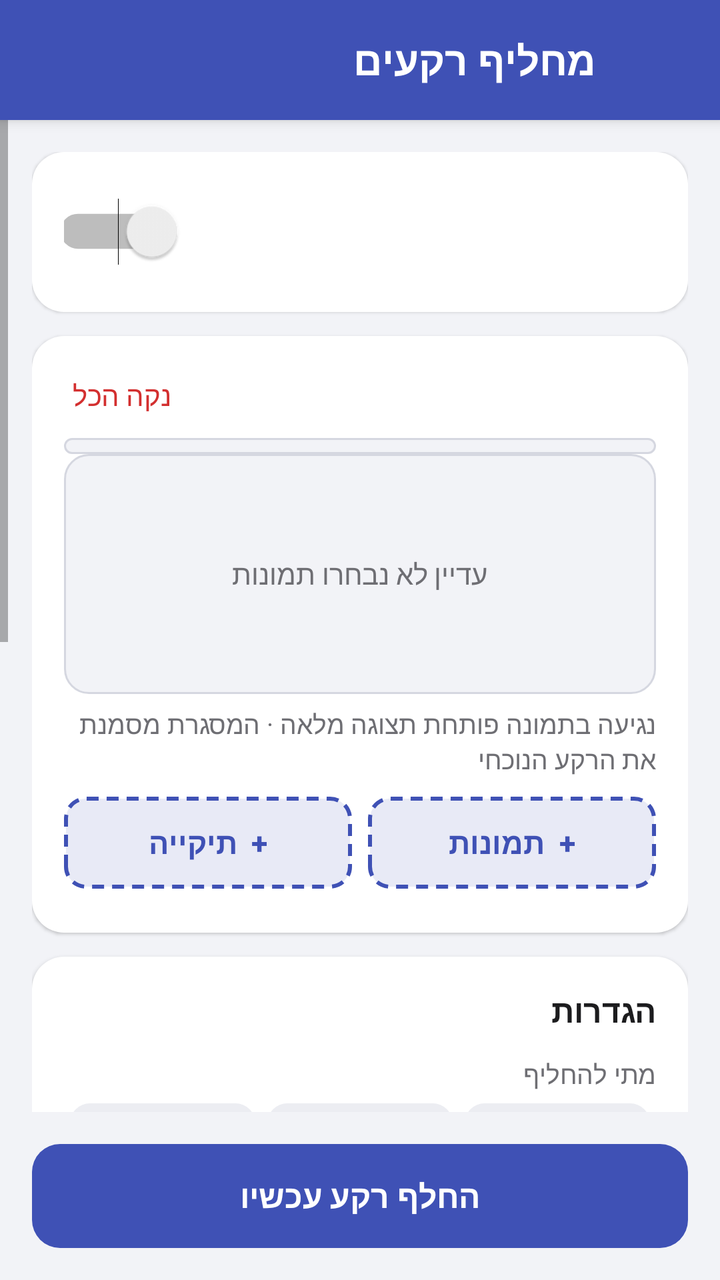
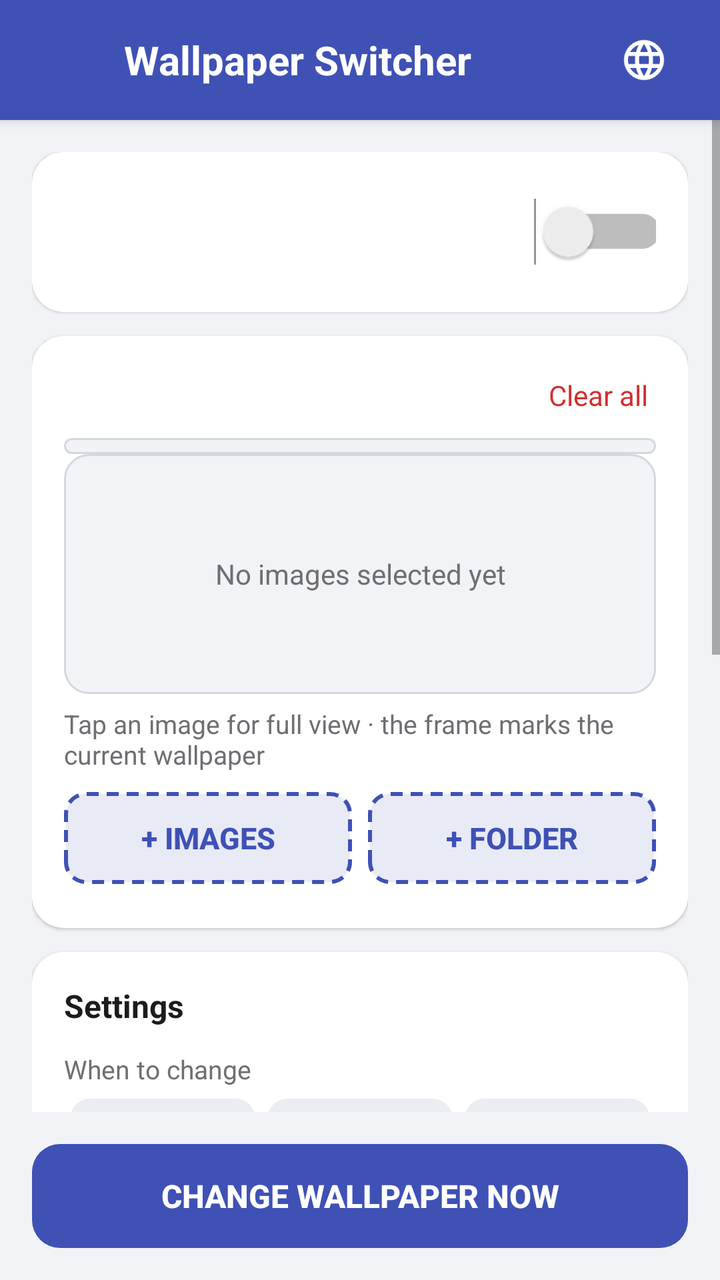

The first picture is an Android layout as it rendered before a commit; the second is the same layout after the commit. The layout source and the unified diff follow.
<!-- AndroidManifest.xml: application theme AppTheme -->
<!-- res/layout/activity_main.xml -->
<?xml version="1.0" encoding="utf-8"?>
<LinearLayout xmlns:android="http://schemas.android.com/apk/res/android"
    android:id="@+id/root"
    android:layout_width="match_parent"
    android:layout_height="match_parent"
    android:layoutDirection="rtl"
    android:orientation="vertical">

    
    <LinearLayout
        android:id="@+id/header"
        android:layout_width="match_parent"
        android:layout_height="60dp"
        android:background="@color/primary"
        android:elevation="4dp"
        android:gravity="center_vertical"
        android:orientation="horizontal"
        android:paddingStart="16dp"
        android:paddingEnd="16dp">

        <ImageView
            android:layout_width="34dp"
            android:layout_height="34dp"
            android:src="@mipmap/ic_launcher" />

        <TextView
            android:layout_width="0dp"
            android:layout_height="wrap_content"
            android:layout_marginStart="12dp"
            android:layout_weight="1"
            android:text="@string/app_name"
            android:textColor="#FFFFFF"
            android:textSize="20sp"
            android:textStyle="bold" />

        <TextView
            android:id="@+id/versionText"
            android:layout_width="wrap_content"
            android:layout_height="wrap_content"
            android:textColor="#CCFFFFFF"
            android:textSize="12sp" />
    </LinearLayout>

    <ScrollView
        android:layout_width="match_parent"
        android:layout_height="0dp"
        android:layout_weight="1">

        <LinearLayout
            android:layout_width="match_parent"
            android:layout_height="wrap_content"
            android:animateLayoutChanges="true"
            android:orientation="vertical"
            android:padding="16dp">

            
            <LinearLayout
                android:id="@+id/batteryCard"
                android:layout_width="match_parent"
                android:layout_height="wrap_content"
                android:layout_marginBottom="12dp"
                android:background="@drawable/warn_bg"
                android:orientation="vertical"
                android:padding="14dp"
                android:visibility="gone">

                <TextView
                    android:layout_width="match_parent"
                    android:layout_height="wrap_content"
                    android:drawableStart="@drawable/ic_warning"
                    android:drawablePadding="8dp"
                    android:gravity="center_vertical"
                    android:text="המערכת עלולה לעצור את האפליקציה"
                    android:textColor="#8A4B00"
                    android:textSize="15sp"
                    android:textStyle="bold" />

                <TextView
                    android:layout_width="match_parent"
                    android:layout_height="wrap_content"
                    android:layout_marginTop="4dp"
                    android:text="חיסכון בסוללה פעיל לאפליקציה, ולכן הרקע עלול להפסיק להתחלף אחרי זמן מה."
                    android:textColor="#8A4B00"
                    android:textSize="13sp" />

                <Button
                    android:id="@+id/batteryFix"
                    android:layout_width="wrap_content"
                    android:layout_height="40dp"
                    android:layout_marginTop="8dp"
                    android:background="@drawable/btn_primary"
                    android:paddingStart="20dp"
                    android:paddingEnd="20dp"
                    android:stateListAnimator="@null"
                    android:text="אשר ללא הגבלה"
                    android:textColor="#FFFFFF"
                    android:textSize="14sp" />
            </LinearLayout>

            
            <LinearLayout
                style="@style/Card"
                android:gravity="center_vertical"
                android:orientation="horizontal">

                <ImageView
                    android:id="@+id/statusIcon"
                    android:layout_width="48dp"
                    android:layout_height="48dp"
                    android:layout_marginEnd="14dp"
                    android:padding="12dp" />

                <LinearLayout
                    android:layout_width="0dp"
                    android:layout_height="wrap_content"
                    android:layout_weight="1"
                    android:orientation="vertical">

                    <TextView
                        android:id="@+id/statusTitle"
                        android:layout_width="match_parent"
                        android:layout_height="wrap_content"
                        android:textSize="20sp"
                        android:textStyle="bold" />

                    <TextView
                        android:id="@+id/statusSub"
                        android:layout_width="match_parent"
                        android:layout_height="wrap_content"
                        android:layout_marginTop="2dp"
                        android:textColor="@color/text_secondary"
                        android:textSize="13sp" />
                </LinearLayout>

                <Switch
                    android:id="@+id/enabledSwitch"
                    android:layout_width="wrap_content"
                    android:layout_height="wrap_content"
                    android:scaleX="1.25"
                    android:scaleY="1.25" />
            </LinearLayout>

            
            <LinearLayout
                android:id="@+id/startCard"
                style="@style/Card"
                android:visibility="gone">

                <TextView
                    android:layout_width="match_parent"
                    android:layout_height="wrap_content"
                    android:text="איך מתחילים"
                    android:textColor="@color/text"
                    android:textSize="16sp"
                    android:textStyle="bold" />
                <LinearLayout
                    android:layout_width="match_parent"
                    android:layout_height="wrap_content"
                    android:layout_marginTop="10dp"
                    android:gravity="center_vertical"
                    android:orientation="horizontal">
                    <TextView
                        android:layout_width="26dp"
                        android:layout_height="26dp"
                        android:background="@drawable/step_bg"
                        android:gravity="center"
                        android:text="1"
                        android:textColor="#FFFFFF"
                        android:textSize="13sp"
                        android:textStyle="bold" />
                    <TextView
                        android:layout_width="0dp"
                        android:layout_height="wrap_content"
                        android:layout_marginStart="12dp"
                        android:layout_weight="1"
                        android:text="הוסף תמונות או תיקייה שלמה מהגלריה"
                        android:textColor="@color/text"
                        android:textSize="14sp" />
                </LinearLayout>
                <LinearLayout
                    android:layout_width="match_parent"
                    android:layout_height="wrap_content"
                    android:layout_marginTop="10dp"
                    android:gravity="center_vertical"
                    android:orientation="horizontal">
                    <TextView
                        android:layout_width="26dp"
                        android:layout_height="26dp"
                        android:background="@drawable/step_bg"
                        android:gravity="center"
                        android:text="2"
                        android:textColor="#FFFFFF"
                        android:textSize="13sp"
                        android:textStyle="bold" />
                    <TextView
                        android:layout_width="0dp"
                        android:layout_height="wrap_content"
                        android:layout_marginStart="12dp"
                        android:layout_weight="1"
                        android:text="בחר מתי ואיפה להחליף, ואפקט אם רוצים – ולחץ &quot;החל&quot;"
                        android:textColor="@color/text"
                        android:textSize="14sp" />
                </LinearLayout>
                <LinearLayout
                    android:layout_width="match_parent"
                    android:layout_height="wrap_content"
                    android:layout_marginTop="10dp"
                    android:gravity="center_vertical"
                    android:orientation="horizontal">
                    <TextView
                        android:layout_width="26dp"
                        android:layout_height="26dp"
                        android:background="@drawable/step_bg"
                        android:gravity="center"
                        android:text="3"
                        android:textColor="#FFFFFF"
                        android:textSize="13sp"
                        android:textStyle="bold" />
                    <TextView
                        android:layout_width="0dp"
                        android:layout_height="wrap_content"
                        android:layout_marginStart="12dp"
                        android:layout_weight="1"
                        android:text="הדלק את המתג למעלה – וזהו"
                        android:textColor="@color/text"
                        android:textSize="14sp" />
                </LinearLayout>
            </LinearLayout>

            
            <LinearLayout style="@style/Card">

                <LinearLayout
                    android:layout_width="match_parent"
                    android:layout_height="wrap_content"
                    android:layout_marginBottom="8dp"
                    android:orientation="horizontal">

                    <TextView
                        android:id="@+id/countText"
                        android:layout_width="0dp"
                        android:layout_height="wrap_content"
                        android:layout_weight="1"
                        android:textColor="@color/text"
                        android:textSize="16sp"
                        android:textStyle="bold" />

                    <TextView
                        android:id="@+id/clearAll"
                        android:layout_width="wrap_content"
                        android:layout_height="wrap_content"
                        android:padding="4dp"
                        android:text="נקה הכל"
                        android:textColor="@color/danger"
                        android:textSize="14sp" />
                </LinearLayout>

                
                <ScrollView
                    android:id="@+id/gridScroll"
                    android:layout_width="match_parent"
                    android:layout_height="wrap_content"
                    android:background="@drawable/grid_box"
                    android:fadeScrollbars="false"
                    android:padding="4dp"
                    android:scrollbarStyle="insideOverlay">

                    <GridLayout
                        android:id="@+id/imagesGrid"
                        android:layout_width="match_parent"
                        android:layout_height="wrap_content"
                        android:columnCount="4" />
                </ScrollView>

                <TextView
                    android:id="@+id/emptyText"
                    android:layout_width="match_parent"
                    android:layout_height="120dp"
                    android:background="@drawable/grid_box"
                    android:gravity="center"
                    android:text="עדיין לא נבחרו תמונות"
                    android:textColor="@color/text_secondary"
                    android:textSize="14sp" />

                <TextView
                    android:id="@+id/gridHint"
                    style="@style/Label"
                    android:layout_marginTop="6dp"
                    android:layout_marginBottom="0dp"
                    android:text="נגיעה בתמונה פותחת תצוגה מלאה · המסגרת מסמנת את הרקע הנוכחי" />

                <LinearLayout
                    android:layout_width="match_parent"
                    android:layout_height="wrap_content"
                    android:layout_marginTop="10dp"
                    android:orientation="horizontal">

                    <Button
                        android:id="@+id/addButton"
                        android:layout_width="0dp"
                        android:layout_height="46dp"
                        android:layout_marginEnd="4dp"
                        android:layout_weight="1"
                        android:background="@drawable/add_tile"
                        android:stateListAnimator="@null"
                        android:text="+  תמונות"
                        android:textColor="@color/primary"
                        android:textSize="15sp"
                        android:textStyle="bold" />

                    <Button
                        android:id="@+id/addFolderButton"
                        android:layout_width="0dp"
                        android:layout_height="46dp"
                        android:layout_marginStart="4dp"
                        android:layout_weight="1"
                        android:background="@drawable/add_tile"
                        android:stateListAnimator="@null"
                        android:text="+  תיקייה"
                        android:textColor="@color/primary"
                        android:textSize="15sp"
                        android:textStyle="bold" />
                </LinearLayout>

                
                <LinearLayout
                    android:id="@+id/foldersList"
                    android:layout_width="match_parent"
                    android:layout_height="wrap_content"
                    android:layout_marginTop="6dp"
                    android:orientation="vertical" />
            </LinearLayout>

            
            <LinearLayout style="@style/Card">

                <TextView
                    android:layout_width="match_parent"
                    android:layout_height="wrap_content"
                    android:layout_marginBottom="12dp"
                    android:text="הגדרות"
                    android:textColor="@color/text"
                    android:textSize="16sp"
                    android:textStyle="bold" />

                <TextView style="@style/Label" android:text="מתי להחליף" />

                <RadioGroup
                    android:id="@+id/triggerGroup"
                    android:layout_width="match_parent"
                    android:layout_height="wrap_content"
                    android:orientation="horizontal">
                    <RadioButton android:id="@+id/triggerOff" style="@style/Segment" android:text="כיבוי מסך" />
                    <RadioButton android:id="@+id/triggerOn" style="@style/Segment" android:text="הדלקת מסך" />
                    <RadioButton android:id="@+id/triggerBoth" style="@style/Segment" android:text="שניהם" />
                </RadioGroup>

                <TextView
                    style="@style/Label"
                    android:layout_marginTop="16dp"
                    android:text="אפקט מעבר" />

<TextView
                    android:id="@+id/effectPicker"
                    android:layout_width="match_parent"
                    android:layout_height="44dp"
                    android:background="@drawable/select_bg"
                    android:gravity="center_vertical|start"
                    android:paddingStart="14dp"
                    android:paddingEnd="14dp"
                    android:textColor="@color/text"
                    android:textSize="15sp" />

                <TextView
                    android:id="@+id/effectHint"
                    style="@style/Label"
                    android:layout_marginTop="6dp"
                    android:text="עם אפקט האפליקציה פועלת כ&quot;רקע חי&quot;: ההחלפה מיידית והאנימציה רצה כשהמסך נדלק. בחלק מהמכשירים מסך הנעילה לא מציג רקע חי." />

                <LinearLayout
                    android:id="@+id/targetSection"
                    android:layout_width="match_parent"
                    android:layout_height="wrap_content"
                    android:orientation="vertical">

                <TextView
                    style="@style/Label"
                    android:layout_marginTop="16dp"
                    android:text="איפה להחליף" />

                <RadioGroup
                    android:id="@+id/targetGroup"
                    android:layout_width="match_parent"
                    android:layout_height="wrap_content"
                    android:orientation="horizontal">
                    <RadioButton android:id="@+id/targetHome" style="@style/Segment" android:text="מסך בית" />
                    <RadioButton android:id="@+id/targetLock" style="@style/Segment" android:text="מסך נעילה" />
                    <RadioButton android:id="@+id/targetBoth" style="@style/Segment" android:text="שניהם" />
                </RadioGroup>
                </LinearLayout>

                <Switch
                    android:id="@+id/randomSwitch"
                    android:layout_width="match_parent"
                    android:layout_height="wrap_content"
                    android:layout_marginTop="16dp"
                    android:text="סדר אקראי"
                    android:textColor="@color/text"
                    android:textSize="15sp" />

                <Button
                    android:id="@+id/applyButton"
                    android:layout_width="match_parent"
                    android:layout_height="46dp"
                    android:layout_marginTop="16dp"
                    android:background="@drawable/btn_apply"
                    android:stateListAnimator="@null"
                    android:text="החל"
                    android:textColor="#FFFFFF"
                    android:textSize="15sp"
                    android:textStyle="bold" />
            </LinearLayout>

            <TextView
                android:id="@+id/batteryLink"
                android:layout_width="match_parent"
                android:layout_height="wrap_content"
                android:gravity="center"
                android:padding="8dp"
                android:text="האפליקציה מפסיקה לעבוד? פתח הגדרות סוללה"
                android:textColor="@color/primary"
                android:textSize="13sp" />
        </LinearLayout>
    </ScrollView>

    
    <Button
        android:id="@+id/nowButton"
        android:layout_width="match_parent"
        android:layout_height="52dp"
        android:layout_margin="16dp"
        android:background="@drawable/btn_primary"
        android:stateListAnimator="@null"
        android:text="החלף רקע עכשיו"
        android:textColor="#FFFFFF"
        android:textSize="16sp"
        android:textStyle="bold" />
</LinearLayout>
<!-- resources referenced by this layout -->
<resources>
  <color name="danger">#D32F2F</color>
  <color name="primary">#3F51B5</color>
  <color name="text">#1C1C1E</color>
  <color name="text_secondary">#6E6E73</color>
  <!-- drawable step_bg (drawable) -->
  <?xml version="1.0" encoding="utf-8"?>
  <shape xmlns:android="http://schemas.android.com/apk/res/android" android:shape="oval">
      <solid android:color="@color/primary" />
  </shape>
  <string name="app_name">מחליף רקעים</string>
  <color name="primary_light">#E8EAF6</color>
  <color name="on_green">#2E7D32</color>
  <color name="bg">#F2F3F7</color>
  <color name="divider">#D5D7E0</color>
  <color name="seg_off">#ECEDF2</color>
  <!-- drawable card_bg (drawable) -->
  <?xml version="1.0" encoding="utf-8"?>
  <shape xmlns:android="http://schemas.android.com/apk/res/android">
      <solid android:color="@color/card" />
      <corners android:radius="16dp" />
  </shape>
  <color name="primary_dark">#303F9F</color>
  <color name="card">#FFFFFF</color>
  <!-- unchanged entries left out for length: 14 -->
</resources>

<!-- the commit's change to res/layout/activity_main.xml (unified diff, before → after) -->
@@ -3,7 +3,7 @@
     android:id="@+id/root"
     android:layout_width="match_parent"
     android:layout_height="match_parent"
-    android:layoutDirection="rtl"
+    android:layoutDirection="locale"
     android:orientation="vertical">
 
     
@@ -39,6 +39,16 @@
             android:layout_height="wrap_content"
             android:textColor="#CCFFFFFF"
             android:textSize="12sp" />
+
+        <ImageView
+            android:id="@+id/languageButton"
+            android:layout_width="44dp"
+            android:layout_height="44dp"
+            android:layout_marginStart="6dp"
+            android:background="?android:attr/selectableItemBackgroundBorderless"
+            android:contentDescription="@string/language"
+            android:padding="10dp"
+            android:src="@drawable/ic_language" />
     </LinearLayout>
 
     <ScrollView
@@ -70,7 +80,7 @@
                     android:drawableStart="@drawable/ic_warning"
                     android:drawablePadding="8dp"
                     android:gravity="center_vertical"
-                    android:text="המערכת עלולה לעצור את האפליקציה"
+                    android:text="@string/battery_title"
                     android:textColor="#8A4B00"
                     android:textSize="15sp"
                     android:textStyle="bold" />
@@ -79,7 +89,7 @@
                     android:layout_width="match_parent"
                     android:layout_height="wrap_content"
                     android:layout_marginTop="4dp"
-                    android:text="חיסכון בסוללה פעיל לאפליקציה, ולכן הרקע עלול להפסיק להתחלף אחרי זמן מה."
+                    android:text="@string/battery_text"
                     android:textColor="#8A4B00"
                     android:textSize="13sp" />
 
@@ -92,7 +102,7 @@
                     android:paddingStart="20dp"
                     android:paddingEnd="20dp"
                     android:stateListAnimator="@null"
-                    android:text="אשר ללא הגבלה"
+                    android:text="@string/battery_fix"
                     android:textColor="#FFFFFF"
                     android:textSize="14sp" />
             </LinearLayout>
@@ -149,7 +159,7 @@
                 <TextView
                     android:layout_width="match_parent"
                     android:layout_height="wrap_content"
-                    android:text="איך מתחילים"
+                    android:text="@string/start_title"
                     android:textColor="@color/text"
                     android:textSize="16sp"
                     android:textStyle="bold" />
@@ -173,7 +183,7 @@
                         android:layout_height="wrap_content"
                         android:layout_marginStart="12dp"
                         android:layout_weight="1"
-                        android:text="הוסף תמונות או תיקייה שלמה מהגלריה"
+                        android:text="@string/step1"
                         android:textColor="@color/text"
                         android:textSize="14sp" />
                 </LinearLayout>
@@ -197,7 +207,7 @@
                         android:layout_height="wrap_content"
                         android:layout_marginStart="12dp"
                         android:layout_weight="1"
-                        android:text="בחר מתי ואיפה להחליף, ואפקט אם רוצים – ולחץ &quot;החל&quot;"
+                        android:text="@string/step2"
                         android:textColor="@color/text"
                         android:textSize="14sp" />
                 </LinearLayout>
@@ -221,7 +231,7 @@
                         android:layout_height="wrap_content"
                         android:layout_marginStart="12dp"
                         android:layout_weight="1"
-                        android:text="הדלק את המתג למעלה – וזהו"
+                        android:text="@string/step3"
                         android:textColor="@color/text"
                         android:textSize="14sp" />
                 </LinearLayout>
@@ -250,7 +260,7 @@
                         android:layout_width="wrap_content"
                         android:layout_height="wrap_content"
                         android:padding="4dp"
-                        android:text="נקה הכל"
+                        android:text="@string/clear_all"
                         android:textColor="@color/danger"
                         android:textSize="14sp" />
                 </LinearLayout>
@@ -278,7 +288,7 @@
                     android:layout_height="120dp"
                     android:background="@drawable/grid_box"
                     android:gravity="center"
-                    android:text="עדיין לא נבחרו תמונות"
+                    android:text="@string/no_images"
                     android:textColor="@color/text_secondary"
                     android:textSize="14sp" />
 
@@ -287,7 +297,7 @@
                     style="@style/Label"
                     android:layout_marginTop="6dp"
                     android:layout_marginBottom="0dp"
-                    android:text="נגיעה בתמונה פותחת תצוגה מלאה · המסגרת מסמנת את הרקע הנוכחי" />
+                    android:text="@string/grid_hint" />
 
                 <LinearLayout
                     android:layout_width="match_parent"
@@ -303,7 +313,7 @@
                         android:layout_weight="1"
                         android:background="@drawable/add_tile"
                         android:stateListAnimator="@null"
-                        android:text="+  תמונות"
+                        android:text="@string/add_images"
                         android:textColor="@color/primary"
                         android:textSize="15sp"
                         android:textStyle="bold" />
@@ -316,7 +326,7 @@
                         android:layout_weight="1"
                         android:background="@drawable/add_tile"
                         android:stateListAnimator="@null"
-                        android:text="+  תיקייה"
+                        android:text="@string/add_folder"
                         android:textColor="@color/primary"
                         android:textSize="15sp"
                         android:textStyle="bold" />
@@ -338,27 +348,27 @@
                     android:layout_width="match_parent"
                     android:layout_height="wrap_content"
                     android:layout_marginBottom="12dp"
-                    android:text="הגדרות"
+                    android:text="@string/settings"
                     android:textColor="@color/text"
                     android:textSize="16sp"
                     android:textStyle="bold" />
 
-                <TextView style="@style/Label" android:text="מתי להחליף" />
+                <TextView style="@style/Label" android:text="@string/when_title" />
 
                 <RadioGroup
                     android:id="@+id/triggerGroup"
                     android:layout_width="match_parent"
                     android:layout_height="wrap_content"
                     android:orientation="horizontal">
-                    <RadioButton android:id="@+id/triggerOff" style="@style/Segment" android:text="כיבוי מסך" />
-                    <RadioButton android:id="@+id/triggerOn" style="@style/Segment" android:text="הדלקת מסך" />
-                    <RadioButton android:id="@+id/triggerBoth" style="@style/Segment" android:text="שניהם" />
+                    <RadioButton android:id="@+id/triggerOff" style="@style/Segment" android:text="@string/trig_off" />
+                    <RadioButton android:id="@+id/triggerOn" style="@style/Segment" android:text="@string/trig_on" />
+                    <RadioButton android:id="@+id/triggerBoth" style="@style/Segment" android:text="@string/both" />
                 </RadioGroup>
 
                 <TextView
                     style="@style/Label"
                     android:layout_marginTop="16dp"
-                    android:text="אפקט מעבר" />
+                    android:text="@string/effect_title" />
 
 <TextView
                     android:id="@+id/effectPicker"
@@ -375,7 +385,7 @@
                     android:id="@+id/effectHint"
                     style="@style/Label"
                     android:layout_marginTop="6dp"
-                    android:text="עם אפקט האפליקציה פועלת כ&quot;רקע חי&quot;: ההחלפה מיידית והאנימציה רצה כשהמסך נדלק. בחלק מהמכשירים מסך הנעילה לא מציג רקע חי." />
+                    android:text="@string/hint_home" />
 
                 <LinearLayout
                     android:id="@+id/targetSection"
@@ -386,16 +396,16 @@
                 <TextView
                     style="@style/Label"
                     android:layout_marginTop="16dp"
-                    android:text="איפה להחליף" />
+                    android:text="@string/where_title" />
 
                 <RadioGroup
                     android:id="@+id/targetGroup"
                     android:layout_width="match_parent"
                     android:layout_height="wrap_content"
                     android:orientation="horizontal">
-                    <RadioButton android:id="@+id/targetHome" style="@style/Segment" android:text="מסך בית" />
-                    <RadioButton android:id="@+id/targetLock" style="@style/Segment" android:text="מסך נעילה" />
-                    <RadioButton android:id="@+id/targetBoth" style="@style/Segment" android:text="שניהם" />
+                    <RadioButton android:id="@+id/targetHome" style="@style/Segment" android:text="@string/home_short" />
+                    <RadioButton android:id="@+id/targetLock" style="@style/Segment" android:text="@string/lock_short" />
+                    <RadioButton android:id="@+id/targetBoth" style="@style/Segment" android:text="@string/both" />
                 </RadioGroup>
                 </LinearLayout>
 
@@ -404,7 +414,7 @@
                     android:layout_width="match_parent"
                     android:layout_height="wrap_content"
                     android:layout_marginTop="16dp"
-                    android:text="סדר אקראי"
+                    android:text="@string/random_order"
                     android:textColor="@color/text"
                     android:textSize="15sp" />
 
@@ -415,7 +425,7 @@
                     android:layout_marginTop="16dp"
                     android:background="@drawable/btn_apply"
                     android:stateListAnimator="@null"
-                    android:text="החל"
+                    android:text="@string/apply"
                     android:textColor="#FFFFFF"
                     android:textSize="15sp"
                     android:textStyle="bold" />
@@ -427,7 +437,7 @@
                 android:layout_height="wrap_content"
                 android:gravity="center"
                 android:padding="8dp"
-                android:text="האפליקציה מפסיקה לעבוד? פתח הגדרות סוללה"
+                android:text="@string/battery_link"
                 android:textColor="@color/primary"
                 android:textSize="13sp" />
         </LinearLayout>
@@ -441,7 +451,7 @@
         android:layout_margin="16dp"
         android:background="@drawable/btn_primary"
         android:stateListAnimator="@null"
-        android:text="החלף רקע עכשיו"
+        android:text="@string/change_now"
         android:textColor="#FFFFFF"
         android:textSize="16sp"
         android:textStyle="bold" />
<!-- resource entries referenced after the edit -->
@@ -4,12 +4,47 @@
   <color name="primary">#3F51B5</color>
   <color name="text">#1C1C1E</color>
   <color name="text_secondary">#6E6E73</color>
+  <!-- drawable ic_language (drawable) -->
+  <?xml version="1.0" encoding="utf-8"?>
+  <vector xmlns:android="http://schemas.android.com/apk/res/android"
+      android:width="24dp" android:height="24dp"
+      android:viewportWidth="24" android:viewportHeight="24">
+      <path android:fillColor="#FFFFFF"
+          android:pathData="M11.99,2C6.47,2 2,6.48 2,12s4.47,10 9.99,10C17.52,22 22,17.52 22,12S17.52,2 11.99,2zM18.92,8h-2.95c-0.32,-1.25 -0.78,-2.45 -1.38,-3.56 1.84,0.63 3.37,1.91 4.33,3.56zM12,4.04c0.83,1.2 1.48,2.53 1.91,3.96h-3.82c0.43,-1.43 1.08,-2.76 1.91,-3.96zM4.26,14C4.1,13.36 4,12.69 4,12s0.1,-1.36 0.26,-2h3.38c-0.08,0.66 -0.14,1.32 -0.14,2 0,0.68 0.06,1.34 0.14,2L4.26,14zM5.08,16h2.95c0.32,1.25 0.78,2.45 1.38,3.56 -1.84,-0.63 -3.37,-1.9 -4.33,-3.56zM8.03,8L5.08,8c0.96,-1.66 2.49,-2.93 4.33,-3.56C8.81,5.55 8.35,6.75 8.03,8zM12,19.96c-0.83,-1.2 -1.48,-2.53 -1.91,-3.96h3.82c-0.43,1.43 -1.08,2.76 -1.91,3.96zM14.34,14L9.66,14c-0.09,-0.66 -0.16,-1.32 -0.16,-2 0,-0.68 0.07,-1.35 0.16,-2h4.68c0.09,0.65 0.16,1.32 0.16,2 0,0.68 -0.07,1.34 -0.16,2zM14.59,19.56c0.6,-1.11 1.06,-2.31 1.38,-3.56h2.95c-0.96,1.65 -2.49,2.93 -4.33,3.56zM16.36,14c0.08,-0.66 0.14,-1.32 0.14,-2 0,-0.68 -0.06,-1.34 -0.14,-2h3.38c0.16,0.64 0.26,1.31 0.26,2s-0.1,1.36 -0.26,2h-3.38z" />
+  </vector>
   <!-- drawable step_bg (drawable) -->
   <?xml version="1.0" encoding="utf-8"?>
   <shape xmlns:android="http://schemas.android.com/apk/res/android" android:shape="oval">
       <solid android:color="@color/primary" />
   </shape>
-  <string name="app_name">מחליף רקעים</string>
+  <string name="add_folder">+  Folder</string>
+  <string name="add_images">+  Images</string>
+  <string name="app_name">Wallpaper Switcher</string>
+  <string name="apply">Apply</string>
+  <string name="battery_fix">Allow unrestricted</string>
+  <string name="battery_link">App stops working? Open battery settings</string>
+  <string name="battery_text">Battery saving is on for this app, so the wallpaper may stop changing after a while.</string>
+  <string name="battery_title">The system may stop the app</string>
+  <string name="both">Both</string>
+  <string name="change_now">Change wallpaper now</string>
+  <string name="clear_all">Clear all</string>
+  <string name="effect_title">Transition effect</string>
+  <string name="grid_hint">Tap an image for full view · the frame marks the current wallpaper</string>
+  <string name="hint_home">The home screen changes with animation. The lock screen stays as it is.</string>
+  <string name="home_short">Home</string>
+  <string name="language">Language</string>
+  <string name="lock_short">Lock</string>
+  <string name="no_images">No images selected yet</string>
+  <string name="random_order">Random order</string>
+  <string name="settings">Settings</string>
+  <string name="start_title">Getting started</string>
+  <string name="step1">Add images or a whole folder from your gallery</string>
+  <string name="step2">Choose when and where to change, plus an effect if you like – then tap \"Apply\"</string>
+  <string name="step3">Turn on the switch at the top – that\'s it</string>
+  <string name="trig_off">Screen off</string>
+  <string name="trig_on">Screen on</string>
+  <string name="when_title">When to change</string>
+  <string name="where_title">Where to change</string>
   <color name="primary_light">#E8EAF6</color>
   <color name="on_green">#2E7D32</color>
   <color name="bg">#F2F3F7</color>
